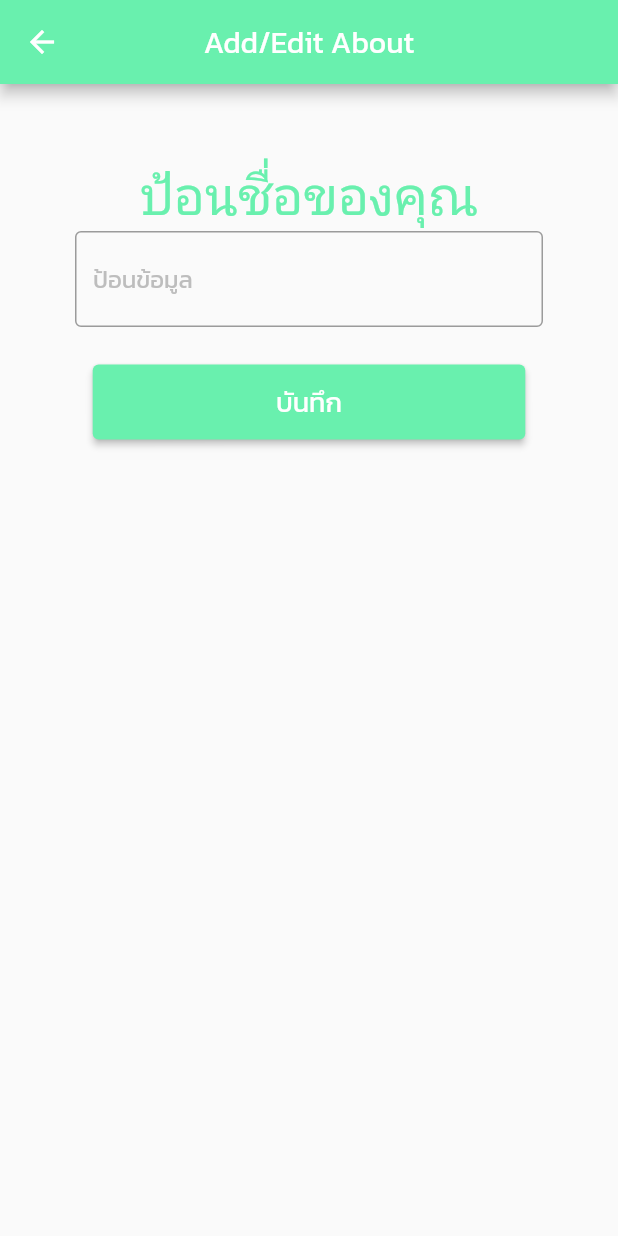
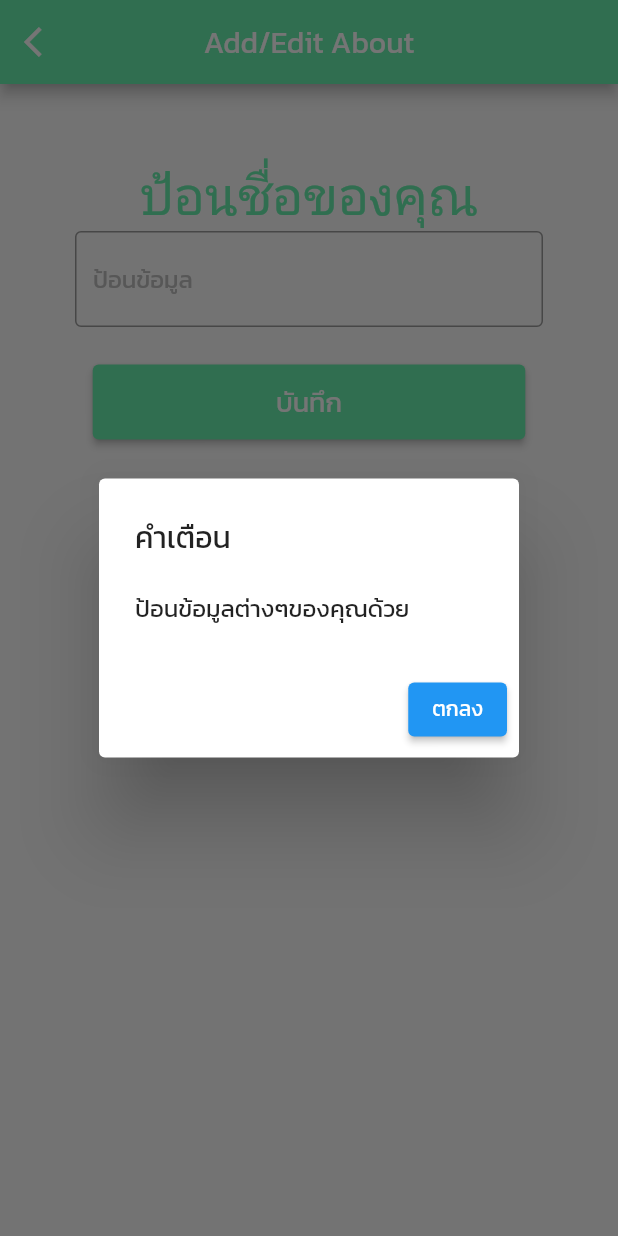
Before and after one commit to Batsu1232/my_profile_app, a Flutter app: the AboutUI screen opened directly, after a tap on "บันทึก", on a phone screen of 412 x 824 dp. Run offline on Flutter 3.47's test engine with Material 2 defaults, Android fonts, the phone set to English and light mode, and no system bars; our stand-ins replace google_fonts; Roboto replaces fonts that are missing (Itim).

Commit message:
modify ui

```diff
--- a/lib/views/your_about_ui.dart
+++ b/lib/views/your_about_ui.dart
@@ -9,6 +9,7 @@ class AboutUI extends StatefulWidget {
 }
 
 class _AboutUIState extends State<AboutUI> {
+  TextEditingController aboutCtrl = TextEditingController(text: '');
   @override
   Widget build(BuildContext context) {
     return Scaffold(
@@ -18,6 +19,14 @@ class _AboutUIState extends State<AboutUI> {
           'Add/Edit About',
         ),
         centerTitle: true,
+        leading: IconButton(
+          onPressed: () {
+            Navigator.pop(context);
+          },
+          icon: Icon(
+            Icons.arrow_back_ios,
+          ),
+        ),
       ),
       body: Center(
         child: Column(
@@ -38,6 +47,7 @@ class _AboutUIState extends State<AboutUI> {
                 right: 50,
               ),
               child: TextField(
+                controller: aboutCtrl,
                 decoration: InputDecoration(
                   border: OutlineInputBorder(),
                   hintText: 'ป้อนข้อมูล',
@@ -51,7 +61,33 @@ class _AboutUIState extends State<AboutUI> {
               height: 25,
             ),
             ElevatedButton(
-              onPressed: () {},
+              onPressed: () {
+                if (aboutCtrl.text.trim().length == 0) {
+                  showDialog(
+                    context: context,
+                    builder: (context) {
+                      return AlertDialog(
+                        title: Text(
+                          'คำเตือน',
+                        ),
+                        content: Text(
+                          'ป้อนข้อมูลต่างๆของคุณด้วย',
+                        ),
+                        actions: [
+                          ElevatedButton(
+                            onPressed: () {
+                              Navigator.pop(context);
+                            },
+                            child: Text(
+                              'ตกลง',
+                            ),
+                          ),
+                        ],
+                      );
+                    },
+                  );
+                } else {}
+              },
               child: Text(
                 "บันทึก",
                 style: TextStyle(
```
Also changed, not shown: lib/views/your_email_ui.dart (+37 -1 lines), lib/views/your_name_ui.dart (+30 -1 lines), lib/views/your_phnone_ui.dart (+37 -1 lines).
